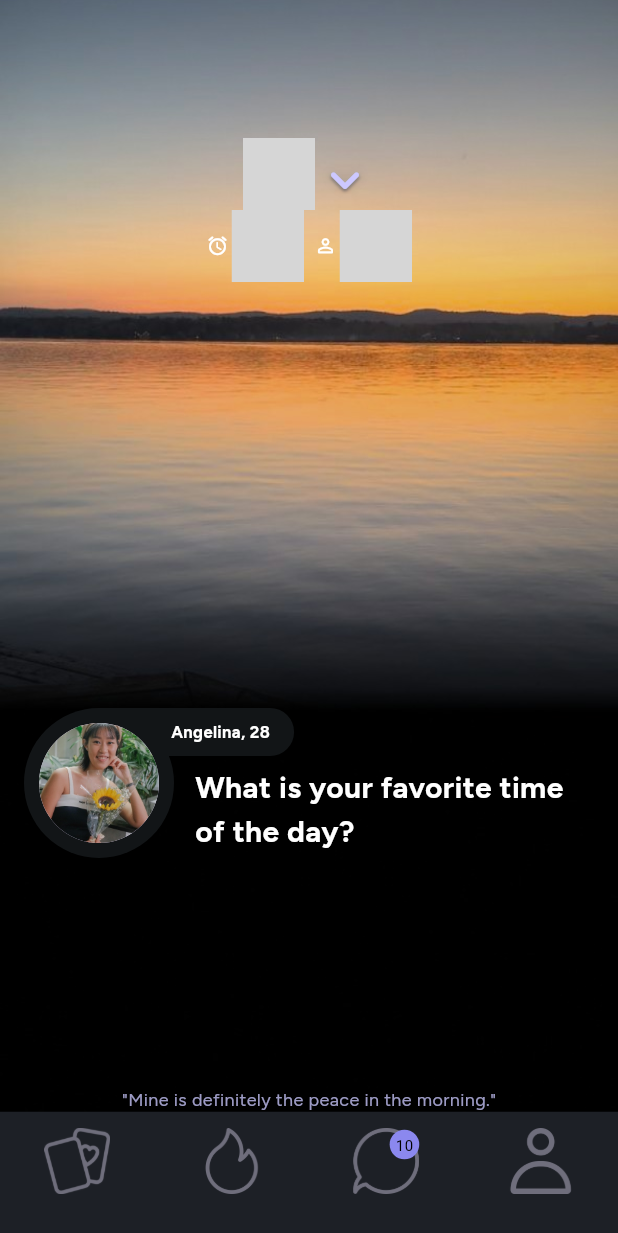
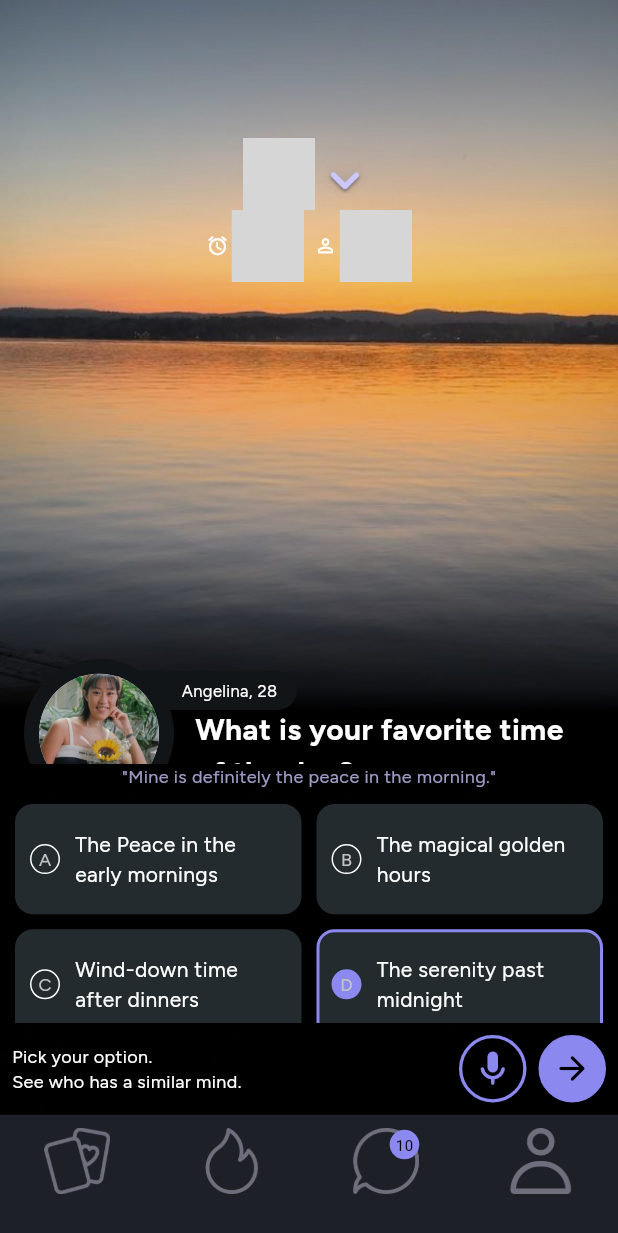
Before and after one commit to llmanannll/Stroll-Task1, a Flutter app: the screen it shows after launch, on a phone screen of 412 x 824 dp. Shown: the top 1233 px of the screen. Run offline on Flutter 3.47's test engine with Material 3 defaults, Android fonts, the phone set to English and light mode, and no system bars; our stand-ins replace google_fonts; missing offline and left inert: outlined_text; grey boxes are pictures that could not be loaded.

Commit message:
Final Commit.

```diff
--- a/stroll_task_1/lib/Screen/dashboard.dart
+++ b/stroll_task_1/lib/Screen/dashboard.dart
@@ -23,8 +23,7 @@ class _DashboardState extends State<Dashboard> {
         child: Scaffold(
           bottomNavigationBar: CustomBottomNavigationBar(),
           backgroundColor: Colors.transparent,
-          body: Center(
-            child: Column(
+          body: Column(
             children: [
               Padding(
                 padding: const EdgeInsets.only(top: 92.0),
@@ -150,10 +149,10 @@ class _DashboardState extends State<Dashboard> {
                 child: Stack(
                   children: [
                     Positioned(
-                        top: 16,
+                      top: MediaQuery.of(context).size.height * 0.12,
                       left: 66,
                       child: Container(
-                          padding: EdgeInsets.all(8.0),
+                        padding: EdgeInsets.all(5.0),
                         decoration: BoxDecoration(
                           color: Color.fromARGB(255, 18, 21, 23),
                           borderRadius: BorderRadius.only(
@@ -164,13 +163,12 @@ class _DashboardState extends State<Dashboard> {
                         child: Center(
                           child: Padding(
                             padding:
-                                  const EdgeInsets.only(left: 40.0, right: 8),
+                                const EdgeInsets.only(left: 50.0, right: 8),
                             child: Text(
                               "Angelina, 28",
                               style: GoogleFonts.figtree(
                                 fontSize: 11,
                                 color: Colors.white,
-                                  fontWeight: FontWeight.bold,
                               ),
                             ),
                           ),
@@ -178,12 +176,11 @@ class _DashboardState extends State<Dashboard> {
                       ),
                     ),
                     Positioned(
-                        top: 16,
+                      top: MediaQuery.of(context).size.height * 0.11,
                       left: 16,
                       child: CircleAvatar(
                         radius: 50,
-                          backgroundColor:
-                              const Color.fromARGB(255, 18, 21, 23),
+                        backgroundColor: const Color.fromARGB(255, 18, 21, 23),
                         child: CircleAvatar(
                           radius: 40,
                           backgroundImage: AssetImage("assets/person.jpg"),
@@ -191,7 +188,7 @@ class _DashboardState extends State<Dashboard> {
                       ),
                     ),
                     Positioned(
-                        top: 55,
+                      top: MediaQuery.of(context).size.height * 0.15,
                       left: 130,
                       child: Container(
                         width: 0.65 * MediaQuery.of(context).size.width,
@@ -217,10 +214,164 @@ class _DashboardState extends State<Dashboard> {
                         color: Color.fromARGB(197, 203, 201, 255)),
                   )
                 ],
+              ),
+              Container(
+                width: MediaQuery.of(context).size.width,
+                height: 0.25 * MediaQuery.of(context).size.height - 50,
+                child: GridView.count(
+                  crossAxisCount: 2,
+                  primary: false,
+                  padding: const EdgeInsets.only(left: 10, right: 10, top: 10),
+                  crossAxisSpacing: 10,
+                  mainAxisSpacing: 10,
+                  childAspectRatio: 2.6,
+                  children: [
+                    _buildItem(
+                        'A',
+                        const Color.fromARGB(255, 35, 43, 46),
+                        const Color.fromARGB(255, 35, 43, 46),
+                        const Color.fromARGB(255, 35, 43, 46),
+                        Colors.white,
+                        2,
+                        20,
+                        'The Peace in the early mornings'),
+                    _buildItem(
+                        'B',
+                        const Color.fromARGB(255, 35, 43, 46),
+                        const Color.fromARGB(255, 35, 43, 46),
+                        const Color.fromARGB(255, 35, 43, 46),
+                        Colors.white,
+                        2,
+                        20,
+                        'The magical golden hours'),
+                    _buildItem(
+                        'C',
+                        const Color.fromARGB(255, 35, 43, 46),
+                        const Color.fromARGB(255, 35, 43, 46),
+                        const Color.fromARGB(255, 35, 43, 46),
+                        Colors.white,
+                        2,
+                        20,
+                        'Wind-down time after dinners'),
+                    _buildItem(
+                        'D',
+                        const Color.fromARGB(255, 35, 43, 46),
+                        const Color.fromARGB(255, 139, 136, 239),
+                        const Color.fromARGB(255, 139, 136, 239),
+                        const Color.fromARGB(255, 139, 136, 239),
+                        2,
+                        20,
+                        'The serenity past midnight'),
+                  ],
+                ),
+              ),
+              Padding(
+                padding: const EdgeInsets.all(8.0),
+                child: Row(
+                  children: [
+                    Text(
+                      "Pick your option.\nSee who has a similar mind.",
+                      style: GoogleFonts.figtree(
+                          fontSize: 12, color: Colors.white),
+                    ),
+                    Spacer(),
+                    Container(
+                      width: 45,
+                      height: 45,
+                      child: Center(
+                          child: Icon(
+                        Icons.mic_rounded,
+                        size: 28,
+                        color: const Color.fromARGB(255, 139, 136, 239),
+                      )),
+                      decoration: BoxDecoration(
+                        shape: BoxShape.circle,
+                        border: Border.all(
+                          width: 2.2,
+                          color: const Color.fromARGB(255, 139, 136, 239),
+                        ),
+                      ),
+                    ),
+                    SizedBox(
+                      width: 8,
+                    ),
+                    Container(
+                      width: 45,
+                      height: 45,
+                      child: Center(
+                          child: Icon(
+                        Icons.arrow_forward_rounded,
+                        color: Colors.black,
+                        size: 26,
+                      )),
+                      decoration: BoxDecoration(
+                        color: const Color.fromARGB(255, 139, 136, 239),
+                        shape: BoxShape.circle,
+                        border: Border.all(
+                          width: 1,
+                          color: const Color.fromARGB(255, 139, 136, 239),
+                        ),
+                      ),
+                    ),
+                  ],
+                ),
               )
             ],
-            ),
           ),
         ));
   }
 }
+
+Widget _buildItem(
+    String letter,
+    Color backgroundColor,
+    Color fillColor,
+    Color borderColor,
+    Color textBorderColor,
+    double borderWidth,
+    double iconSize,
+    String description) {
+  return Container(
+    decoration: BoxDecoration(
+      color: backgroundColor,
+      border: Border.all(color: borderColor, width: borderWidth),
+      borderRadius: BorderRadius.all(Radius.circular(12)),
+    ),
+    child: Container(
+      height: 10,
+      child: Padding(
+        padding: const EdgeInsets.symmetric(horizontal: 8.0),
+        child: Row(
+          children: [
+            Container(
+              width: iconSize,
+              height: iconSize,
+              child: Center(
+                  child: Text(
+                letter,
+                style: GoogleFonts.figtree(
+                    fontSize: 12,
+                    color: const Color.fromARGB(255, 196, 196, 196)),
+              )),
+              decoration: BoxDecoration(
+                color: fillColor,
+                shape: BoxShape.circle,
+                border: Border.all(width: 1, color: textBorderColor),
+              ),
+            ),
+            Flexible(
+              child: Padding(
+                padding: const EdgeInsets.only(left: 10),
+                child: Text(description,
+                    style:
+                        GoogleFonts.figtree(color: Colors.white, fontSize: 14),
+                    maxLines: 3,
+                    overflow: TextOverflow.ellipsis),
+              ),
+            ),
+          ],
+        ),
+      ),
+    ),
+  );
+}
--- a/stroll_task_1/lib/common/bottom_nav_bar.dart
+++ b/stroll_task_1/lib/common/bottom_nav_bar.dart
@@ -28,7 +28,7 @@ class _CustomBottomNavigationBarState extends State<CustomBottomNavigationBar> {
             .entries
             .map((entry) => BottomNavigationBarItem(
                   icon: Padding(
-                    padding: const EdgeInsets.only(top: 4.0),
+                    padding: const EdgeInsets.only(top: 2.0),
                     child: Stack(
                       children: [
                         Image.asset(
--- a/stroll_task_1/pubspec.yaml
+++ b/stroll_task_1/pubspec.yaml
@@ -38,6 +38,7 @@ dependencies:
   curved_navigation_bar: ^1.0.6
   google_fonts: ^6.2.1
   outlined_text: ^1.0.1
+  getwidget: ^5.0.0
 
 dev_dependencies:
   flutter_test:
```
Also changed, not shown: stroll_task_1/pubspec.lock. Lines whose indentation alone changed are shown as unchanged.
